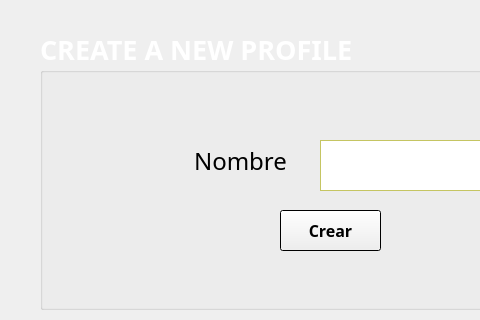
This is BodegueroHero/mainwindow.ui in ErickHernandez/BodegueroHero as Qt 5 draws it before an edit; both pictures show x 170 to 650 and y 109 to 429 of the 1031 by 657 pixel window. The edited form follows.
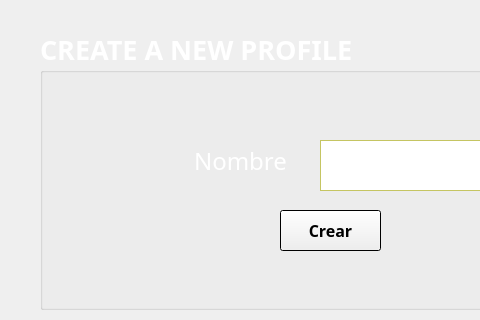
This is the edited form. The open tabs and pages were chosen to show the change. Icons and pictures are not drawn.

What changed in the file:
```diff
--- a/BodegueroHero/mainwindow.ui
+++ b/BodegueroHero/mainwindow.ui
@@ -1223,421 +1223,6 @@
          <height>41</height>
         </rect>
        </property>
-       <property name="palette">
-        <palette>
-         <active>
-          <colorrole role="WindowText">
-           <brush brushstyle="SolidPattern">
-            <color alpha="255">
-             <red>0</red>
-             <green>0</green>
-             <blue>0</blue>
-            </color>
-           </brush>
-          </colorrole>
-          <colorrole role="Button">
-           <brush brushstyle="SolidPattern">
-            <color alpha="255">
-             <red>0</red>
-             <green>0</green>
-             <blue>0</blue>
-            </color>
-           </brush>
-          </colorrole>
-          <colorrole role="Light">
-           <brush brushstyle="SolidPattern">
-            <color alpha="255">
-             <red>0</red>
-             <green>0</green>
-             <blue>0</blue>
-            </color>
-           </brush>
-          </colorrole>
-          <colorrole role="Midlight">
-           <brush brushstyle="SolidPattern">
-            <color alpha="255">
-             <red>0</red>
-             <green>0</green>
-             <blue>0</blue>
-            </color>
-           </brush>
-          </colorrole>
-          <colorrole role="Dark">
-           <brush brushstyle="SolidPattern">
-            <color alpha="255">
-             <red>0</red>
-             <green>0</green>
-             <blue>0</blue>
-            </color>
-           </brush>
-          </colorrole>
-          <colorrole role="Mid">
-           <brush brushstyle="SolidPattern">
-            <color alpha="255">
-             <red>0</red>
-             <green>0</green>
-             <blue>0</blue>
-            </color>
-           </brush>
-          </colorrole>
-          <colorrole role="Text">
-           <brush brushstyle="SolidPattern">
-            <color alpha="255">
-             <red>0</red>
-             <green>0</green>
-             <blue>0</blue>
-            </color>
-           </brush>
-          </colorrole>
-          <colorrole role="BrightText">
-           <brush brushstyle="SolidPattern">
-            <color alpha="255">
-             <red>255</red>
-             <green>255</green>
-             <blue>255</blue>
-            </color>
-           </brush>
-          </colorrole>
-          <colorrole role="ButtonText">
-           <brush brushstyle="SolidPattern">
-            <color alpha="255">
-             <red>0</red>
-             <green>0</green>
-             <blue>0</blue>
-            </color>
-           </brush>
-          </colorrole>
-          <colorrole role="Base">
-           <brush brushstyle="SolidPattern">
-            <color alpha="255">
-             <red>0</red>
-             <green>0</green>
-             <blue>0</blue>
-            </color>
-           </brush>
-          </colorrole>
-          <colorrole role="Window">
-           <brush brushstyle="SolidPattern">
-            <color alpha="255">
-             <red>0</red>
-             <green>0</green>
-             <blue>0</blue>
-            </color>
-           </brush>
-          </colorrole>
-          <colorrole role="Shadow">
-           <brush brushstyle="SolidPattern">
-            <color alpha="255">
-             <red>0</red>
-             <green>0</green>
-             <blue>0</blue>
-            </color>
-           </brush>
-          </colorrole>
-          <colorrole role="AlternateBase">
-           <brush brushstyle="SolidPattern">
-            <color alpha="255">
-             <red>0</red>
-             <green>0</green>
-             <blue>0</blue>
-            </color>
-           </brush>
-          </colorrole>
-          <colorrole role="ToolTipBase">
-           <brush brushstyle="SolidPattern">
-            <color alpha="255">
-             <red>255</red>
-             <green>255</green>
-             <blue>220</blue>
-            </color>
-           </brush>
-          </colorrole>
-          <colorrole role="ToolTipText">
-           <brush brushstyle="SolidPattern">
-            <color alpha="255">
-             <red>0</red>
-             <green>0</green>
-             <blue>0</blue>
-            </color>
-           </brush>
-          </colorrole>
-         </active>
-         <inactive>
-          <colorrole role="WindowText">
-           <brush brushstyle="SolidPattern">
-            <color alpha="255">
-             <red>0</red>
-             <green>0</green>
-             <blue>0</blue>
-            </color>
-           </brush>
-          </colorrole>
-          <colorrole role="Button">
-           <brush brushstyle="SolidPattern">
-            <color alpha="255">
-             <red>0</red>
-             <green>0</green>
-             <blue>0</blue>
-            </color>
-           </brush>
-          </colorrole>
-          <colorrole role="Light">
-           <brush brushstyle="SolidPattern">
-            <color alpha="255">
-             <red>0</red>
-             <green>0</green>
-             <blue>0</blue>
-            </color>
-           </brush>
-          </colorrole>
-          <colorrole role="Midlight">
-           <brush brushstyle="SolidPattern">
-            <color alpha="255">
-             <red>0</red>
-             <green>0</green>
-             <blue>0</blue>
-            </color>
-           </brush>
-          </colorrole>
-          <colorrole role="Dark">
-           <brush brushstyle="SolidPattern">
-            <color alpha="255">
-             <red>0</red>
-             <green>0</green>
-             <blue>0</blue>
-            </color>
-           </brush>
-          </colorrole>
-          <colorrole role="Mid">
-           <brush brushstyle="SolidPattern">
-            <color alpha="255">
-             <red>0</red>
-             <green>0</green>
-             <blue>0</blue>
-            </color>
-           </brush>
-          </colorrole>
-          <colorrole role="Text">
-           <brush brushstyle="SolidPattern">
-            <color alpha="255">
-             <red>0</red>
-             <green>0</green>
-             <blue>0</blue>
-            </color>
-           </brush>
-          </colorrole>
-          <colorrole role="BrightText">
-           <brush brushstyle="SolidPattern">
-            <color alpha="255">
-             <red>255</red>
-             <green>255</green>
-             <blue>255</blue>
-            </color>
-           </brush>
-          </colorrole>
-          <colorrole role="ButtonText">
-           <brush brushstyle="SolidPattern">
-            <color alpha="255">
-             <red>0</red>
-             <green>0</green>
-             <blue>0</blue>
-            </color>
-           </brush>
-          </colorrole>
-          <colorrole role="Base">
-           <brush brushstyle="SolidPattern">
-            <color alpha="255">
-             <red>0</red>
-             <green>0</green>
-             <blue>0</blue>
-            </color>
-           </brush>
-          </colorrole>
-          <colorrole role="Window">
-           <brush brushstyle="SolidPattern">
-            <color alpha="255">
-             <red>0</red>
-             <green>0</green>
-             <blue>0</blue>
-            </color>
-           </brush>
-          </colorrole>
-          <colorrole role="Shadow">
-           <brush brushstyle="SolidPattern">
-            <color alpha="255">
-             <red>0</red>
-             <green>0</green>
-             <blue>0</blue>
-            </color>
-           </brush>
-          </colorrole>
-          <colorrole role="AlternateBase">
-           <brush brushstyle="SolidPattern">
-            <color alpha="255">
-             <red>0</red>
-             <green>0</green>
-             <blue>0</blue>
-            </color>
-           </brush>
-          </colorrole>
-          <colorrole role="ToolTipBase">
-           <brush brushstyle="SolidPattern">
-            <color alpha="255">
-             <red>255</red>
-             <green>255</green>
-             <blue>220</blue>
-            </color>
-           </brush>
-          </colorrole>
-          <colorrole role="ToolTipText">
-           <brush brushstyle="SolidPattern">
-            <color alpha="255">
-             <red>0</red>
-             <green>0</green>
-             <blue>0</blue>
-            </color>
-           </brush>
-          </colorrole>
-         </inactive>
-         <disabled>
-          <colorrole role="WindowText">
-           <brush brushstyle="SolidPattern">
-            <color alpha="255">
-             <red>0</red>
-             <green>0</green>
-             <blue>0</blue>
-            </color>
-           </brush>
-          </colorrole>
-          <colorrole role="Button">
-           <brush brushstyle="SolidPattern">
-            <color alpha="255">
-             <red>0</red>
-             <green>0</green>
-             <blue>0</blue>
-            </color>
-           </brush>
-          </colorrole>
-          <colorrole role="Light">
-           <brush brushstyle="SolidPattern">
-            <color alpha="255">
-             <red>0</red>
-             <green>0</green>
-             <blue>0</blue>
-            </color>
-           </brush>
-          </colorrole>
-          <colorrole role="Midlight">
-           <brush brushstyle="SolidPattern">
-            <color alpha="255">
-             <red>0</red>
-             <green>0</green>
-             <blue>0</blue>
-            </color>
-           </brush>
-          </colorrole>
-          <colorrole role="Dark">
-           <brush brushstyle="SolidPattern">
-            <color alpha="255">
-             <red>0</red>
-             <green>0</green>
-             <blue>0</blue>
-            </color>
-           </brush>
-          </colorrole>
-          <colorrole role="Mid">
-           <brush brushstyle="SolidPattern">
-            <color alpha="255">
-             <red>0</red>
-             <green>0</green>
-             <blue>0</blue>
-            </color>
-           </brush>
-          </colorrole>
-          <colorrole role="Text">
-           <brush brushstyle="SolidPattern">
-            <color alpha="255">
-             <red>0</red>
-             <green>0</green>
-             <blue>0</blue>
-            </color>
-           </brush>
-          </colorrole>
-          <colorrole role="BrightText">
-           <brush brushstyle="SolidPattern">
-            <color alpha="255">
-             <red>255</red>
-             <green>255</green>
-             <blue>255</blue>
-            </color>
-           </brush>
-          </colorrole>
-          <colorrole role="ButtonText">
-           <brush brushstyle="SolidPattern">
-            <color alpha="255">
-             <red>0</red>
-             <green>0</green>
-             <blue>0</blue>
-            </color>
-           </brush>
-          </colorrole>
-          <colorrole role="Base">
-           <brush brushstyle="SolidPattern">
-            <color alpha="255">
-             <red>0</red>
-             <green>0</green>
-             <blue>0</blue>
-            </color>
-           </brush>
-          </colorrole>
-          <colorrole role="Window">
-           <brush brushstyle="SolidPattern">
-            <color alpha="255">
-             <red>0</red>
-             <green>0</green>
-             <blue>0</blue>
-            </color>
-           </brush>
-          </colorrole>
-          <colorrole role="Shadow">
-           <brush brushstyle="SolidPattern">
-            <color alpha="255">
-             <red>0</red>
-             <green>0</green>
-             <blue>0</blue>
-            </color>
-           </brush>
-          </colorrole>
-          <colorrole role="AlternateBase">
-           <brush brushstyle="SolidPattern">
-            <color alpha="255">
-             <red>0</red>
-             <green>0</green>
-             <blue>0</blue>
-            </color>
-           </brush>
-          </colorrole>
-          <colorrole role="ToolTipBase">
-           <brush brushstyle="SolidPattern">
-            <color alpha="255">
-             <red>255</red>
-             <green>255</green>
-             <blue>220</blue>
-            </color>
-           </brush>
-          </colorrole>
-          <colorrole role="ToolTipText">
-           <brush brushstyle="SolidPattern">
-            <color alpha="255">
-             <red>0</red>
-             <green>0</green>
-             <blue>0</blue>
-            </color>
-           </brush>
-          </colorrole>
-         </disabled>
-        </palette>
-       </property>
        <property name="font">
         <font>
          <family>Showcard Gothic</family>
```
Left out of the diff: 27 changed lines with no effect on the pictures.
